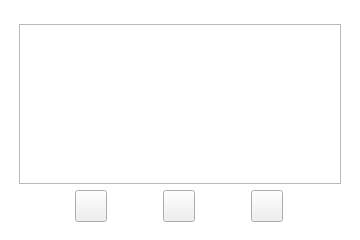
Before: the Qt Designer form QtApp/alt_panel.ui in FireAndWin/Procedure-recorder, drawn with Qt 5.
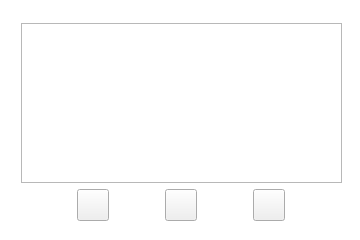
After: the same form once the commit is applied. Icons and pictures are not drawn.

The edit to the form file:
```diff
--- a/QtApp/alt_panel.ui
+++ b/QtApp/alt_panel.ui
@@ -26,21 +26,44 @@
   <property name="frameShadow">
    <enum>QFrame::Raised</enum>
   </property>
+  <layout class="QHBoxLayout" name="horizontalLayout_2">
+   <property name="spacing">
+    <number>0</number>
+   </property>
+   <property name="leftMargin">
+    <number>0</number>
+   </property>
+   <property name="topMargin">
+    <number>0</number>
+   </property>
+   <property name="rightMargin">
+    <number>0</number>
+   </property>
+   <property name="bottomMargin">
+    <number>0</number>
+   </property>
+   <item>
   <widget class="QFrame" name="big_frame">
-   <property name="geometry">
-    <rect>
-     <x>19</x>
-     <y>15</y>
-     <width>331</width>
-     <height>220</height>
-    </rect>
+     <property name="styleSheet">
+      <string notr="true">#big_frame{
+border-image: url(:/panel);
+}</string>
    </property>
    <layout class="QVBoxLayout" name="verticalLayout">
     <property name="spacing">
      <number>0</number>
     </property>
     <property name="leftMargin">
-     <number>0</number>
+       <number>20</number>
+      </property>
+      <property name="topMargin">
+       <number>22</number>
+      </property>
+      <property name="rightMargin">
+       <number>17</number>
+      </property>
+      <property name="bottomMargin">
+       <number>14</number>
     </property>
     <item>
      <widget class="QTreeView" name="treeView">
@@ -181,6 +204,8 @@
     </item>
    </layout>
   </widget>
+   </item>
+  </layout>
  </widget>
  <resources/>
  <connections/>
```
Left out of the diff: 10 changed lines with no effect on the pictures. Lines whose indentation alone changed are shown as unchanged.
